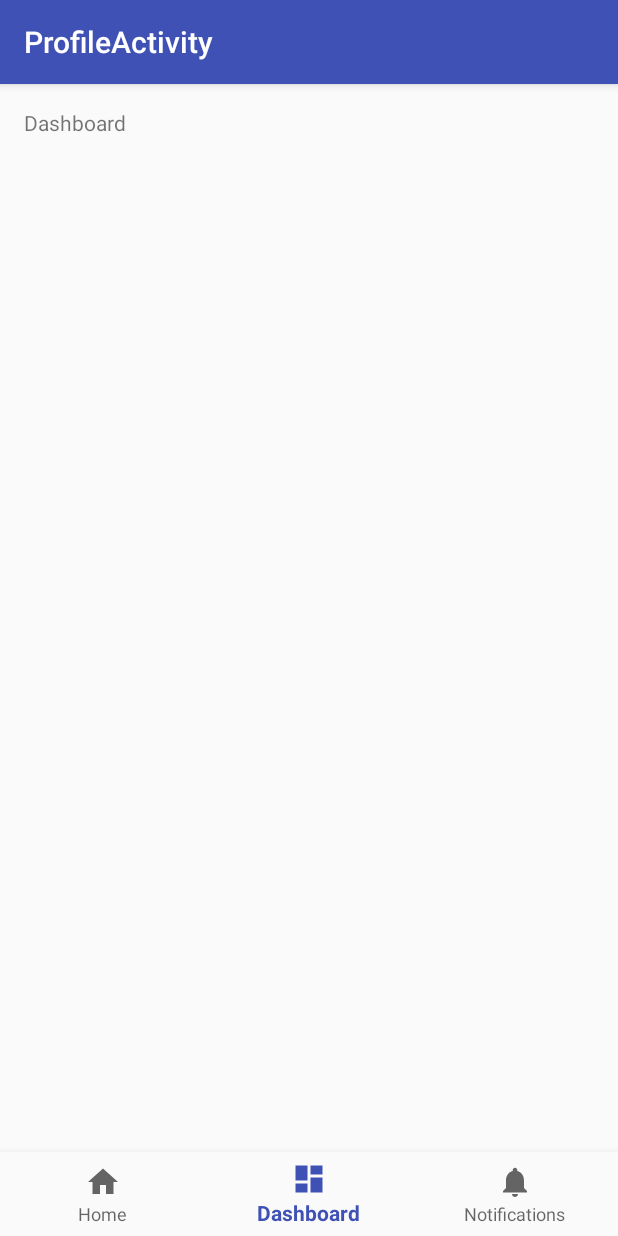
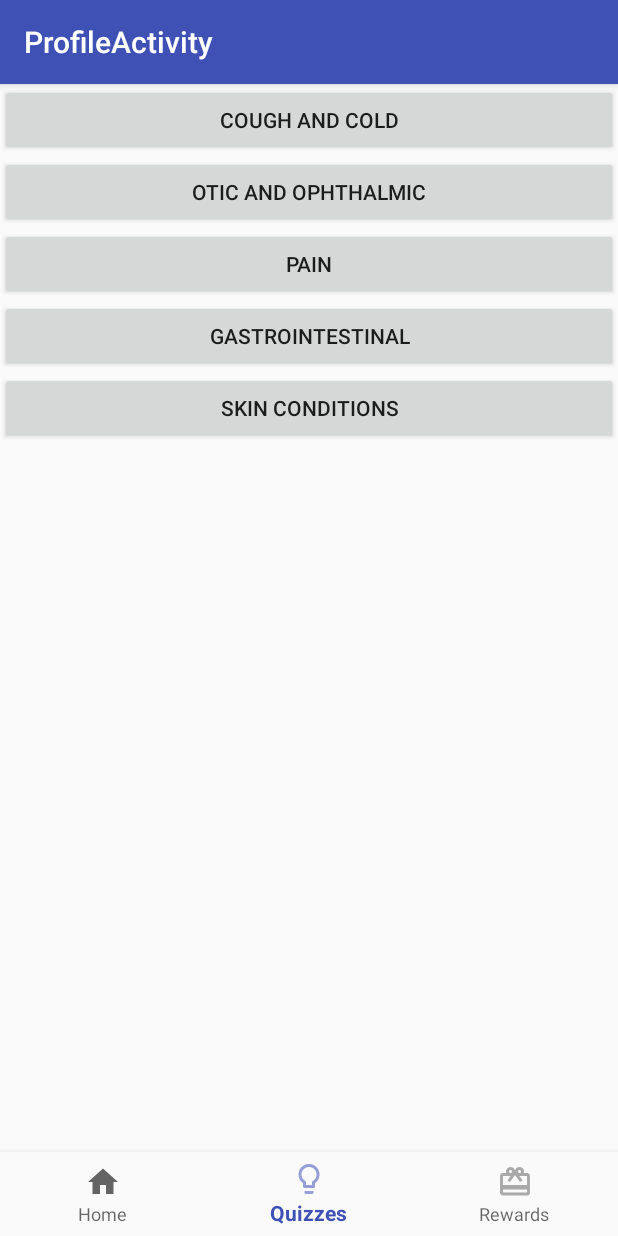
Before and after one commit to aliciatxl/MrPill, an Android app: the screen it shows after launch once a user with an empty profile is signed in (ProfileActivity), item 2 of the bottom bar chosen, on a phone screen of 412 x 824 dp. Run offline under Robolectric (Android 15) with nearby library versions, the phone set to English and light mode, and no system bars; our stand-ins replace Firebase (no records; nobody signed in at launch, a user with empty details on screens opened directly).

Commit message:
CoughColdQuestion, CoughColdQuiz

```diff
--- a/app/build.gradle
+++ b/app/build.gradle
@@ -26,6 +26,7 @@ dependencies {
     implementation 'com.google.firebase:firebase-auth:11.6.0'
     implementation 'com.android.support:design:26.1.0'
     implementation 'com.android.support:support-vector-drawable:26.1.0'
+    implementation 'com.android.support:support-v4:26.1.0'
     testImplementation 'junit:junit:4.12'
     androidTestImplementation 'com.android.support.test:runner:1.0.2'
     androidTestImplementation 'com.android.support.test.espresso:espresso-core:3.0.2'
--- a/app/src/main/AndroidManifest.xml
+++ b/app/src/main/AndroidManifest.xml
@@ -19,7 +19,8 @@
         <activity
             android:name=".ProfileActivity"
             android:label="@string/title_activity_profile" />
-        <activity android:name=".SignUpActivity"></activity>
+        <activity android:name=".SignUpActivity" />
+        <activity android:name=".CoughColdQuiz"></activity>
     </application>
 
 </manifest>
--- /dev/null
+++ b/app/src/main/java/com/example/tansuyee/mrpill/HomeFragment.java
@@ -0,0 +1,29 @@
+package com.example.tansuyee.mrpill;
+
+
+import android.os.Bundle;
+import android.support.v4.app.Fragment;
+import android.view.LayoutInflater;
+import android.view.View;
+import android.view.ViewGroup;
+
+
+/**
+ * A simple {@link Fragment} subclass.
+ */
+public class HomeFragment extends Fragment {
+
+
+    public HomeFragment() {
+        // Required empty public constructor
+    }
+
+
+    @Override
+    public View onCreateView(LayoutInflater inflater, ViewGroup container,
+                             Bundle savedInstanceState) {
+        // Inflate the layout for this fragment
+        return inflater.inflate(R.layout.fragment_home, container, false);
+    }
+
+}
--- a/app/src/main/java/com/example/tansuyee/mrpill/ProfileActivity.java
+++ b/app/src/main/java/com/example/tansuyee/mrpill/ProfileActivity.java
@@ -3,13 +3,16 @@ package com.example.tansuyee.mrpill;
 import android.os.Bundle;
 import android.support.annotation.NonNull;
 import android.support.design.widget.BottomNavigationView;
+import android.support.v4.app.Fragment;
 import android.support.v7.app.AppCompatActivity;
 import android.view.MenuItem;
 import android.widget.TextView;
 
 public class ProfileActivity extends AppCompatActivity {
 
-    private TextView mTextMessage;
+    private QuizzesFragment quizzesFragment;
+    private HomeFragment homeFragment;
+    private RewardsFragment rewardsFragment;
 
     private BottomNavigationView.OnNavigationItemSelectedListener mOnNavigationItemSelectedListener
             = new BottomNavigationView.OnNavigationItemSelectedListener() {
@@ -18,25 +21,37 @@ public class ProfileActivity extends AppCompatActivity {
         public boolean onNavigationItemSelected(@NonNull MenuItem item) {
             switch (item.getItemId()) {
                 case R.id.navigation_home:
-                    mTextMessage.setText(R.string.title_home);
+                    loadFragment(homeFragment);
                     return true;
-                case R.id.navigation_dashboard:
-                    mTextMessage.setText(R.string.title_dashboard);
+                case R.id.navigation_quizzes:
+                    loadFragment(quizzesFragment);
                     return true;
-                case R.id.navigation_notifications:
-                    mTextMessage.setText(R.string.title_notifications);
+                case R.id.navigation_rewards:
+                    loadFragment(rewardsFragment);
                     return true;
             }
             return false;
         }
     };
 
+    private boolean loadFragment(Fragment fragment) {
+        if (fragment != null) {
+            getSupportFragmentManager().beginTransaction()
+                    .replace(R.id.fragment_container, fragment)
+                    .commit();
+            return true;
+        }
+        return false;
+    }
     @Override
     protected void onCreate(Bundle savedInstanceState) {
         super.onCreate(savedInstanceState);
         setContentView(R.layout.activity_profile);
 
-        mTextMessage = (TextView) findViewById(R.id.message);
+        quizzesFragment = new QuizzesFragment();
+        homeFragment = new HomeFragment();
+        rewardsFragment = new RewardsFragment();
+
         BottomNavigationView navigation = (BottomNavigationView) findViewById(R.id.navigation);
         navigation.setOnNavigationItemSelectedListener(mOnNavigationItemSelectedListener);
     }
--- /dev/null
+++ b/app/src/main/java/com/example/tansuyee/mrpill/QuizzesFragment.java
@@ -0,0 +1,66 @@
+package com.example.tansuyee.mrpill;
+
+
+import android.content.Intent;
+import android.os.Bundle;
+import android.support.v4.app.Fragment;
+import android.view.LayoutInflater;
+import android.view.View;
+import android.view.ViewGroup;
+import android.widget.Button;
+
+
+/**
+ * A simple {@link Fragment} subclass.
+ */
+public class QuizzesFragment extends Fragment {
+
+    Button btn_coughCold;
+
+    /* public void coughColdButton(View view) {
+        Intent intent = new Intent (getActivity(), CoughColdQuiz.class);
+        startActivity(intent);
+    }
+*/
+    /*public void oticOphthalmicButton(View view) {
+        Intent intent = new Intent (this, OticOphthalmicQuiz.class);
+        startActivity(intent);
+    }
+
+    public void painButton(View view) {
+        Intent intent = new Intent (this, PainQuiz.class);
+        startActivity(intent);
+    }
+
+    public void gastrointestinalButton(View view) {
+        Intent intent = new Intent (this, GastrointestinalQuiz.class);
+        startActivity(intent);
+    }
+
+    public void skinConditionsButton(View view) {
+        Intent intent = new Intent (this, SkinConditionsQuiz.class);
+        startActivity(intent);
+    }
+*/
+    public QuizzesFragment() {
+        // Required empty public constructor
+    }
+
+
+    @Override
+    public View onCreateView(LayoutInflater inflater, ViewGroup container,
+                             Bundle savedInstanceState) {
+        // Inflate the layout for this fragment
+        View v = inflater.inflate(R.layout.fragment_quizzes, container, false);
+        btn_coughCold = v.findViewById(R.id.btn_coughCold);
+        btn_coughCold.setOnClickListener(new View.OnClickListener() {
+            @Override
+            public void onClick(View v) {
+                Intent intent = new Intent (getActivity(), CoughColdQuiz.class);
+                startActivity(intent);
+            }
+        });
+        return v;
+    }
+
+}
--- /dev/null
+++ b/app/src/main/java/com/example/tansuyee/mrpill/RewardsFragment.java
@@ -0,0 +1,29 @@
+package com.example.tansuyee.mrpill;
+
+
+import android.os.Bundle;
+import android.support.v4.app.Fragment;
+import android.view.LayoutInflater;
+import android.view.View;
+import android.view.ViewGroup;
+
+
+/**
+ * A simple {@link Fragment} subclass.
+ */
+public class RewardsFragment extends Fragment {
+
+
+    public RewardsFragment() {
+        // Required empty public constructor
+    }
+
+
+    @Override
+    public View onCreateView(LayoutInflater inflater, ViewGroup container,
+                             Bundle savedInstanceState) {
+        // Inflate the layout for this fragment
+        return inflater.inflate(R.layout.fragment_rewards, container, false);
+    }
+
+}
--- a/app/src/main/res/drawable/ic_dashboard_black_24dp.xml
+++ /dev/null
@@ -1,9 +0,0 @@
-<vector xmlns:android="http://schemas.android.com/apk/res/android"
-    android:width="24dp"
-    android:height="24dp"
-    android:viewportHeight="24.0"
-    android:viewportWidth="24.0">
-    <path
-        android:fillColor="#FF000000"
-        android:pathData="M3,13h8L11,3L3,3v10zM3,21h8v-6L3,15v6zM13,21h8L21,11h-8v10zM13,3v6h8L21,3h-8z" />
-</vector>
--- a/app/src/main/res/drawable/ic_notifications_black_24dp.xml
+++ /dev/null
@@ -1,9 +0,0 @@
-<vector xmlns:android="http://schemas.android.com/apk/res/android"
-    android:width="24dp"
-    android:height="24dp"
-    android:viewportHeight="24.0"
-    android:viewportWidth="24.0">
-    <path
-        android:fillColor="#FF000000"
-        android:pathData="M12,22c1.1,0 2,-0.9 2,-2h-4c0,1.1 0.89,2 2,2zM18,16v-5c0,-3.07 -1.64,-5.64 -4.5,-6.32L13.5,4c0,-0.83 -0.67,-1.5 -1.5,-1.5s-1.5,0.67 -1.5,1.5v0.68C7.63,5.36 6,7.92 6,11v5l-2,2v1h16v-1l-2,-2z" />
-</vector>
--- a/app/src/main/res/layout/activity_profile.xml
+++ b/app/src/main/res/layout/activity_profile.xml
@@ -1,5 +1,5 @@
 <?xml version="1.0" encoding="utf-8"?>
-<android.support.constraint.ConstraintLayout xmlns:android="http://schemas.android.com/apk/res/android"
+<RelativeLayout xmlns:android="http://schemas.android.com/apk/res/android"
     xmlns:app="http://schemas.android.com/apk/res-auto"
     xmlns:tools="http://schemas.android.com/tools"
     android:id="@+id/container"
@@ -7,27 +7,21 @@
     android:layout_height="match_parent"
     tools:context=".ProfileActivity">
 
-    <TextView
-        android:id="@+id/message"
-        android:layout_width="wrap_content"
-        android:layout_height="wrap_content"
-        android:layout_marginLeft="@dimen/activity_horizontal_margin"
-        android:layout_marginStart="@dimen/activity_horizontal_margin"
-        android:layout_marginTop="@dimen/activity_vertical_margin"
-        android:text="@string/title_home"
-        app:layout_constraintLeft_toLeftOf="parent"
-        app:layout_constraintTop_toTopOf="parent" />
 
     <android.support.design.widget.BottomNavigationView
         android:id="@+id/navigation"
-        android:layout_width="0dp"
+        android:layout_width="match_parent"
         android:layout_height="wrap_content"
-        android:layout_marginEnd="0dp"
-        android:layout_marginStart="0dp"
+        android:layout_alignParentBottom="true"
         android:background="?android:attr/windowBackground"
-        app:layout_constraintBottom_toBottomOf="parent"
-        app:layout_constraintLeft_toLeftOf="parent"
-        app:layout_constraintRight_toRightOf="parent"
         app:menu="@menu/navigation" />
 
-</android.support.constraint.ConstraintLayout>
+    <FrameLayout
+        android:layout_width="match_parent"
+        android:layout_height="match_parent"
+        android:layout_marginBottom="56dp"
+        android:id="@+id/fragment_container">
+
+    </FrameLayout>
+
+</RelativeLayout>
--- /dev/null
+++ b/app/src/main/res/layout/fragment_quizzes.xml
@@ -0,0 +1,50 @@
+<?xml version="1.0" encoding="utf-8"?>
+<FrameLayout xmlns:android="http://schemas.android.com/apk/res/android"
+    xmlns:tools="http://schemas.android.com/tools"
+    android:layout_width="match_parent"
+    android:layout_height="match_parent"
+    tools:context=".QuizzesFragment">
+
+    <!-- TODO: Update blank fragment layout -->
+    <LinearLayout
+        android:layout_width="match_parent"
+        android:layout_height="match_parent"
+        android:orientation="vertical">
+
+        <Button
+            android:id="@+id/btn_coughCold"
+            android:layout_width="match_parent"
+            android:layout_height="wrap_content"
+            android:onClick="coughColdButton"
+            android:text="Cough and Cold" />
+
+        <Button
+            android:id="@+id/btn_oticOphthalmic"
+            android:layout_width="match_parent"
+            android:layout_height="wrap_content"
+
+            android:text="Otic and Ophthalmic" />
+
+        <Button
+            android:id="@+id/btn_pain"
+            android:layout_width="match_parent"
+            android:layout_height="wrap_content"
+
+            android:text="Pain" />
+
+        <Button
+            android:id="@+id/btn_gastrointestinal"
+            android:layout_width="match_parent"
+            android:layout_height="wrap_content"
+
+            android:text="Gastrointestinal" />
+
+        <Button
+            android:id="@+id/btn_skinConditions"
+            android:layout_width="match_parent"
+            android:layout_height="wrap_content"
+
+            android:text="Skin Conditions"/>
+    </LinearLayout>
+
+</FrameLayout>
--- a/app/src/main/res/menu/navigation.xml
+++ b/app/src/main/res/menu/navigation.xml
@@ -7,13 +7,13 @@
         android:title="@string/title_home" />
 
     <item
-        android:id="@+id/navigation_dashboard"
-        android:icon="@drawable/ic_dashboard_black_24dp"
-        android:title="@string/title_dashboard" />
+        android:id="@+id/navigation_quizzes"
+        android:icon="@drawable/ic_action_lightbulb_outline"
+        android:title="@string/title_quizzes" />
 
     <item
-        android:id="@+id/navigation_notifications"
-        android:icon="@drawable/ic_notifications_black_24dp"
-        android:title="@string/title_notifications" />
+        android:id="@+id/navigation_rewards"
+        android:icon="@drawable/ic_action_card_giftcard"
+        android:title="@string/title_rewards" />
 
 </menu>
--- a/app/src/main/res/values/strings.xml
+++ b/app/src/main/res/values/strings.xml
@@ -2,6 +2,9 @@
     <string name="app_name">Mr Pill</string>
     <string name="title_activity_profile">ProfileActivity</string>
     <string name="title_home">Home</string>
-    <string name="title_dashboard">Dashboard</string>
-    <string name="title_notifications">Notifications</string>
+    <string name="title_quizzes">Quizzes</string>
+    <string name="title_rewards">Rewards</string>
+
+    <!-- TODO: Remove or change this placeholder text -->
+    <string name="hello_blank_fragment">Hello blank fragment</string>
 </resources>
```
Also changed, not shown: app/src/main/java/com/example/tansuyee/mrpill/CoughColdQuestion.java (added, +54 -0 lines), app/src/main/java/com/example/tansuyee/mrpill/CoughColdQuiz.java (added, +147 -0 lines), app/src/main/res/layout/activity_cough_cold_quiz.xml (added, +54 -0 lines), app/src/main/res/layout/fragment_home.xml (added, +14 -0 lines), app/src/main/res/layout/fragment_rewards.xml (added, +14 -0 lines), app/src/main/res/drawable/ic_action_card_giftcard.png (added), app/src/main/res/drawable/ic_action_lightbulb_outline.png (added).
